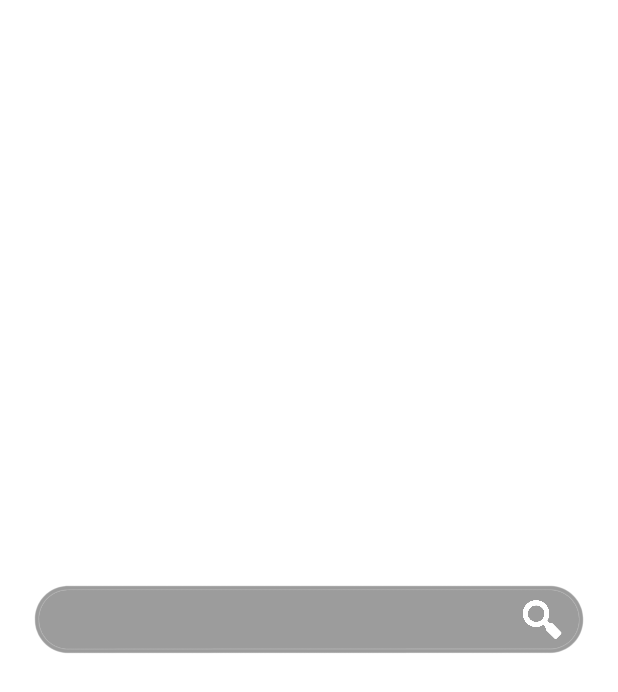
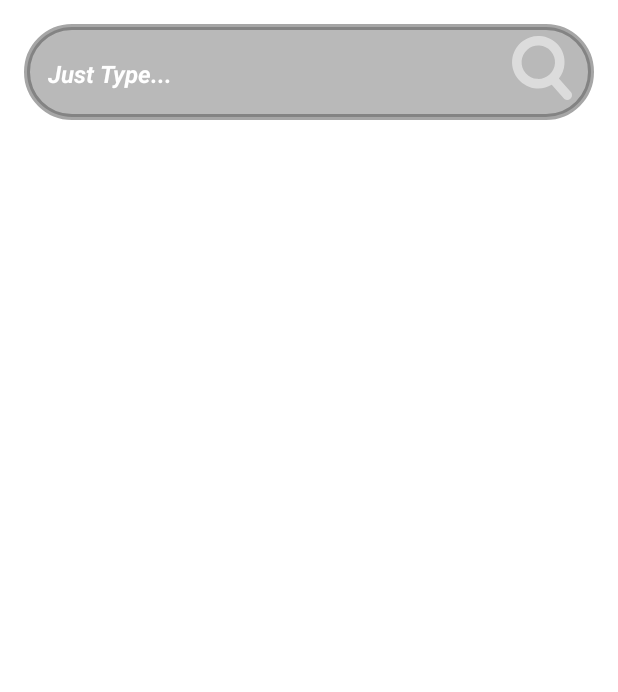
Before and after one commit to achunt2143/Quick-Type, an Android app: the layout just_type_widget.xml on its own in the app's theme, with its tools: preview values and no code run, on a phone screen of 412 x 824 dp. Shown: the top 692 px of the screen. Run offline under Robolectric (Android 15) with nearby library versions, the phone set to English and light mode, and no system bars.

Commit message:
bug fixes

```diff
--- a/app/src/main/res/layout/just_type_widget.xml
+++ b/app/src/main/res/layout/just_type_widget.xml
@@ -4,23 +4,31 @@
     android:layout_height="match_parent"
     android:theme="@style/Theme.JustType.AppWidgetContainer">
 
+
+    <ImageView
+        android:id="@+id/bg"
+        android:layout_width="match_parent"
+        android:layout_height="64dp"
+        android:alpha=".50"
+        android:src="@drawable/shape" />
+
     <TextView
         android:id="@+id/appwidget_text"
-        android:layout_width="match_parent"
+        android:layout_width="wrap_content"
         android:layout_height="wrap_content"
-        android:layout_centerVertical="true"
-        android:layout_margin="8dp"
+        android:layout_marginStart="16dp"
+        android:layout_marginTop="22dp"
         android:contentDescription="@string/appwidget_text"
         android:text="@string/appwidget_text"
+        android:textColor="@color/white"
         android:textSize="16sp"
-        android:textColor="@color/white"
-        android:paddingStart="16dp"
         android:textStyle="bold|italic" />
+
     <ImageView
-        android:layout_width="match_parent"
-        android:layout_height="wrap_content"
-        android:layout_centerHorizontal="true"
-        android:layout_centerVertical="true"
-        android:src="@drawable/searchpillnew"
-        android:id="@+id/bg"/>
+        android:layout_width="64dp"
+        android:layout_height="64dp"
+        android:layout_alignEnd="@id/bg"
+        android:alpha=".50"
+        android:src="@drawable/search" />
+
 </RelativeLayout>
--- a/app/src/main/res/xml/just_type_widget_info.xml
+++ b/app/src/main/res/xml/just_type_widget_info.xml
@@ -10,4 +10,5 @@
     android:targetCellWidth="5"
     android:targetCellHeight="1"
     android:updatePeriodMillis="86400000"
+    android:resizeMode="horizontal|vertical"
     android:widgetCategory="home_screen" />
```
